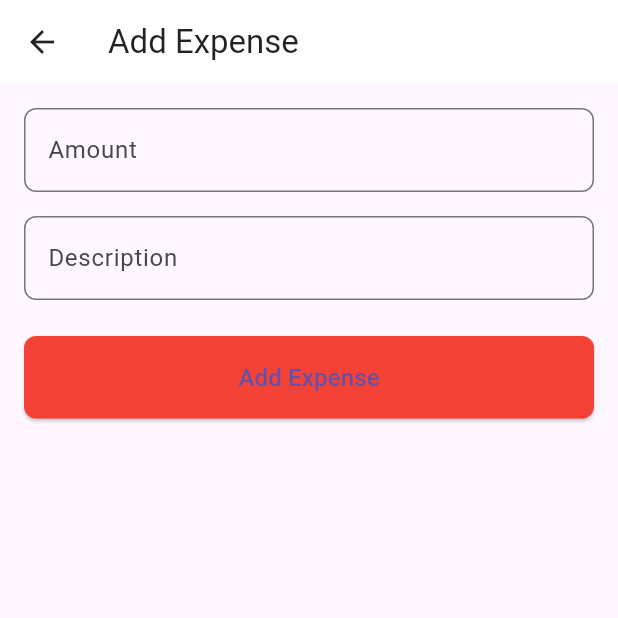
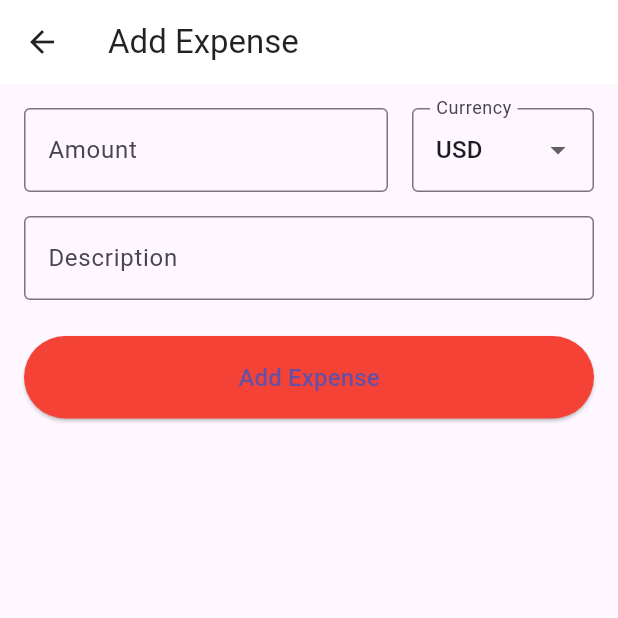
Before and after one commit to ugurcaneser/flowwie, a Flutter app: the screen it shows after launch, after a tap on "Add Expense", on a phone screen of 412 x 824 dp, the top half of it. Run offline on Flutter 3.47's test engine with Material 3 defaults, Android fonts, the light colour scheme and no system bars.

Commit message:
add some other currencies support

```diff
--- a/lib/models/transaction.dart
+++ b/lib/models/transaction.dart
@@ -1,9 +1,17 @@
+enum Currency {
+  USD,
+  EUR,
+  GBP,
+  TRY,
+}
+
 class Transaction {
   final String id;
   final double amount;
   final String description;
   final DateTime date;
   final bool isIncome;
+  final Currency currency;
 
   Transaction({
     required this.id,
@@ -11,5 +19,6 @@ class Transaction {
     required this.description,
     required this.date,
     required this.isIncome,
+    required this.currency,
   });
 }
--- a/lib/providers/transaction_provider.dart
+++ b/lib/providers/transaction_provider.dart
@@ -3,31 +3,103 @@ import '../models/transaction.dart';
 
 class TransactionProvider with ChangeNotifier {
   final List<Transaction> _transactions = [];
+  Currency _selectedCurrency = Currency.USD;
+
+  // Exchange rates (simplified - in real app, these should come from an API)
+  final Map<Currency, Map<Currency, double>> _exchangeRates = {
+    Currency.USD: {
+      Currency.EUR: 0.91,
+      Currency.GBP: 0.79,
+      Currency.TRY: 29.05,
+      Currency.USD: 1.0,
+    },
+    Currency.EUR: {
+      Currency.USD: 1.10,
+      Currency.GBP: 0.87,
+      Currency.TRY: 31.93,
+      Currency.EUR: 1.0,
+    },
+    Currency.GBP: {
+      Currency.USD: 1.27,
+      Currency.EUR: 1.15,
+      Currency.TRY: 36.70,
+      Currency.GBP: 1.0,
+    },
+    Currency.TRY: {
+      Currency.USD: 0.034,
+      Currency.EUR: 0.031,
+      Currency.GBP: 0.027,
+      Currency.TRY: 1.0,
+    },
+  };
 
   List<Transaction> get transactions => [..._transactions];
+  Currency get selectedCurrency => _selectedCurrency;
+
+  void setCurrency(Currency currency) {
+    _selectedCurrency = currency;
+    notifyListeners();
+  }
+
+  double _convertCurrency(double amount, Currency from, Currency to) {
+    return amount * (_exchangeRates[from]?[to] ?? 1.0);
+  }
 
   double get totalBalance {
     return _transactions.fold(0, (sum, transaction) {
-      return sum + (transaction.isIncome ? transaction.amount : -transaction.amount);
+      double convertedAmount = _convertCurrency(
+        transaction.amount,
+        transaction.currency,
+        _selectedCurrency,
+      );
+      return sum + (transaction.isIncome ? convertedAmount : -convertedAmount);
     });
+  }
+
+  Map<Currency, double> get totalBalanceByCurrency {
+    final Map<Currency, double> balances = {
+      for (var currency in Currency.values) currency: 0.0
+    };
+
+    for (var transaction in _transactions) {
+      final amount = transaction.isIncome ? transaction.amount : -transaction.amount;
+      balances[transaction.currency] = balances[transaction.currency]! + amount;
+    }
+
+    return balances;
   }
 
   double get totalIncome {
     return _transactions
         .where((transaction) => transaction.isIncome)
-        .fold(0, (sum, transaction) => sum + transaction.amount);
+        .fold(0, (sum, transaction) {
+      double convertedAmount = _convertCurrency(
+        transaction.amount,
+        transaction.currency,
+        _selectedCurrency,
+      );
+      return sum + convertedAmount;
+    });
   }
 
   double get totalExpenses {
     return _transactions
         .where((transaction) => !transaction.isIncome)
-        .fold(0, (sum, transaction) => sum + transaction.amount);
+        .fold(0, (sum, transaction) {
+      double convertedAmount = _convertCurrency(
+        transaction.amount,
+        transaction.currency,
+        _selectedCurrency,
+      );
+      return sum + convertedAmount;
+    });
   }
 
   void addTransaction(
     double amount,
     String description,
     bool isIncome,
+    Currency currency,
   ) {
     final transaction = Transaction(
       id: DateTime.now().toString(),
@@ -35,6 +107,7 @@ class TransactionProvider with ChangeNotifier {
       description: description,
       date: DateTime.now(),
       isIncome: isIncome,
+      currency: currency ?? _selectedCurrency,
     );
 
     _transactions.add(transaction);
--- a/lib/screens/add_transaction_screen.dart
+++ b/lib/screens/add_transaction_screen.dart
@@ -1,6 +1,7 @@
 import 'package:flutter/material.dart';
 import 'package:provider/provider.dart';
 import '../providers/transaction_provider.dart';
+import '../models/transaction.dart';
 
 class AddTransactionScreen extends StatefulWidget {
   final bool isIncome;
@@ -18,12 +19,26 @@ class _AddTransactionScreenState extends State<AddTransactionScreen> {
   final _formKey = GlobalKey<FormState>();
   final _amountController = TextEditingController();
   final _descriptionController = TextEditingController();
+  Currency _selectedCurrency = Currency.USD;
 
   @override
   void dispose() {
     _amountController.dispose();
     _descriptionController.dispose();
     super.dispose();
+  }
+
+  String getCurrencySymbol(Currency currency) {
+    switch (currency) {
+      case Currency.USD:
+        return '\$';
+      case Currency.EUR:
+        return '€';
+      case Currency.GBP:
+        return '£';
+      case Currency.TRY:
+        return '₺';
+    }
   }
 
   @override
@@ -45,38 +60,65 @@ class _AddTransactionScreenState extends State<AddTransactionScreen> {
           child: Column(
             crossAxisAlignment: CrossAxisAlignment.stretch,
             children: [
-              TextFormField(
+              Row(
+                children: [
+                  Expanded(
+                    flex: 2,
+                    child: TextFormField(
                       controller: _amountController,
                       keyboardType: TextInputType.number,
                       decoration: InputDecoration(
                         labelText: 'Amount',
-                  prefixText: '₺',
-                  border: OutlineInputBorder(
-                    borderRadius: BorderRadius.circular(8),
-                  ),
+                        prefixText: getCurrencySymbol(_selectedCurrency),
+                        border: const OutlineInputBorder(),
                       ),
                       validator: (value) {
                         if (value == null || value.isEmpty) {
-                    return 'Please enter an amount:';
+                          return 'Please enter an amount';
                         }
                         if (double.tryParse(value) == null) {
-                    return 'Please enter a valid number:';
+                          return 'Please enter a valid number';
                         }
                         return null;
                       },
                     ),
+                  ),
+                  const SizedBox(width: 16),
+                  Expanded(
+                    flex: 1,
+                    child: DropdownButtonFormField<Currency>(
+                      value: _selectedCurrency,
+                      decoration: const InputDecoration(
+                        labelText: 'Currency',
+                        border: OutlineInputBorder(),
+                      ),
+                      items: Currency.values.map((currency) {
+                        return DropdownMenuItem(
+                          value: currency,
+                          child: Text(currency.toString().split('.').last),
+                        );
+                      }).toList(),
+                      onChanged: (Currency? newValue) {
+                        if (newValue != null) {
+                          setState(() {
+                            _selectedCurrency = newValue;
+                          });
+                        }
+                      },
+                    ),
+                  ),
+                ],
+              ),
               const SizedBox(height: 16),
               TextFormField(
                 controller: _descriptionController,
-                decoration: InputDecoration(
+                decoration: const InputDecoration(
                   labelText: 'Description',
-                  border: OutlineInputBorder(
-                    borderRadius: BorderRadius.circular(8),
-                  ),
+                  border: OutlineInputBorder(),
                 ),
                 validator: (value) {
                   if (value == null || value.isEmpty) {
-                    return 'Please enter a description:';
+                    return 'Please enter a description';
                   }
                   return null;
                 },
@@ -86,21 +128,22 @@ class _AddTransactionScreenState extends State<AddTransactionScreen> {
                 onPressed: () {
                   if (_formKey.currentState!.validate()) {
                     final amount = double.parse(_amountController.text);
+                    final description = _descriptionController.text;
+
                     Provider.of<TransactionProvider>(context, listen: false)
                         .addTransaction(
                       amount,
-                      _descriptionController.text,
+                      description,
                       widget.isIncome,
+                      _selectedCurrency,
                     );
-                    Navigator.pop(context);
+
+                    Navigator.of(context).pop();
                   }
                 },
                 style: ElevatedButton.styleFrom(
+                  padding: const EdgeInsets.symmetric(vertical: 16),
                   backgroundColor: widget.isIncome ? Colors.green : Colors.red,
-                  padding: const EdgeInsets.symmetric(vertical: 16),
-                  shape: RoundedRectangleBorder(
-                    borderRadius: BorderRadius.circular(8),
-                  ),
                 ),
                 child: Text(
                   widget.isIncome ? 'Add Income' : 'Add Expense',
--- a/lib/screens/home_screen.dart
+++ b/lib/screens/home_screen.dart
@@ -2,9 +2,42 @@ import 'package:flutter/material.dart';
 import 'package:provider/provider.dart';
 import 'add_transaction_screen.dart';
 import '../providers/transaction_provider.dart';
+import '../models/transaction.dart';
 
 class HomeScreen extends StatelessWidget {
   const HomeScreen({super.key});
+
+  String getCurrencySymbol(Currency currency) {
+    switch (currency) {
+      case Currency.USD:
+        return '\$';
+      case Currency.EUR:
+        return '€';
+      case Currency.GBP:
+        return '£';
+      case Currency.TRY:
+        return '₺';
+    }
+  }
+
+  Widget _buildSummaryItem({
+    required String label,
+    required String amount,
+    required Color color,
+  }) {
+    return Column(
+      children: [
+        Text(
+          label,
+          style: const TextStyle(fontSize: 16, color: Colors.grey),
+        ),
+        Text(
+          amount,
+          style: TextStyle(fontSize: 24, fontWeight: FontWeight.bold, color: color),
+        ),
+      ],
+    );
+  }
 
   @override
   Widget build(BuildContext context) {
@@ -20,6 +53,27 @@ class HomeScreen extends StatelessWidget {
         ),
         backgroundColor: Colors.white,
         elevation: 0,
+        actions: [
+          Consumer<TransactionProvider>(
+            builder: (context, provider, _) {
+              return DropdownButton<Currency>(
+                value: provider.selectedCurrency,
+                items: Currency.values.map((currency) {
+                  return DropdownMenuItem(
+                    value: currency,
+                    child: Text(currency.toString().split('.').last),
+                  );
+                }).toList(),
+                onChanged: (Currency? newCurrency) {
+                  if (newCurrency != null) {
+                    provider.setCurrency(newCurrency);
+                  }
+                },
+              );
+            },
+          ),
+          const SizedBox(width: 16),
+        ],
       ),
       body: Consumer<TransactionProvider>(
         builder: (context, transactionProvider, child) {
@@ -46,30 +100,55 @@ class HomeScreen extends StatelessWidget {
                           ),
                         ),
                         const SizedBox(height: 8),
+                        Consumer<TransactionProvider>(
+                          builder: (context, provider, _) {
+                            return Row(
+                              children: [
                                 Text(
-                          '₺${transactionProvider.totalBalance.toStringAsFixed(2)}',
+                                  '${getCurrencySymbol(provider.selectedCurrency)}${provider.totalBalance.toStringAsFixed(2)}',
                                   style: const TextStyle(
                                     fontSize: 32,
                                     fontWeight: FontWeight.bold,
                                   ),
                                 ),
+                                const SizedBox(width: 8),
+                                DropdownButton<Currency>(
+                                  value: provider.selectedCurrency,
+                                  items: Currency.values.map((currency) {
+                                    return DropdownMenuItem(
+                                      value: currency,
+                                      child: Text(currency.toString().split('.').last),
+                                    );
+                                  }).toList(),
+                                  onChanged: (Currency? newCurrency) {
+                                    if (newCurrency != null) {
+                                      provider.setCurrency(newCurrency);
+                                    }
+                                  },
+                                ),
+                              ],
+                            );
+                          },
+                        ),
                         const SizedBox(height: 16),
-                        Row(
+                        Consumer<TransactionProvider>(
+                          builder: (context, provider, _) {
+                            return Row(
                               mainAxisAlignment: MainAxisAlignment.spaceBetween,
                               children: [
                                 _buildSummaryItem(
                                   label: 'Income',
-                              amount:
-                                  '₺${transactionProvider.totalIncome.toStringAsFixed(2)}',
+                                  amount: '${getCurrencySymbol(provider.selectedCurrency)}${provider.totalIncome.toStringAsFixed(2)}',
                                   color: Colors.green,
                                 ),
                                 _buildSummaryItem(
                                   label: 'Expenses',
-                              amount:
-                                  '₺${transactionProvider.totalExpenses.toStringAsFixed(2)}',
+                                  amount: '${getCurrencySymbol(provider.selectedCurrency)}${provider.totalExpenses.toStringAsFixed(2)}',
                                   color: Colors.red,
                                 ),
                               ],
+                            );
+                          },
                         ),
                       ],
                     ),
@@ -118,6 +197,7 @@ class HomeScreen extends StatelessWidget {
                                     transaction.amount,
                                     transaction.description,
                                     transaction.isIncome,
+                                    transaction.currency,
                                   );
                                 },
                               ),
@@ -129,8 +209,8 @@ class HomeScreen extends StatelessWidget {
                           child: ListTile(
                             leading: CircleAvatar(
                               backgroundColor: transaction.isIncome
-                                  ? Colors.green.withOpacity(0.1)
-                                  : Colors.red.withOpacity(0.1),
+                                  ? Colors.green.withAlpha(26)
+                                  : Colors.red.withAlpha(26),
                               child: Icon(
                                 transaction.isIncome ? Icons.add : Icons.remove,
                                 color: transaction.isIncome
@@ -143,7 +223,7 @@ class HomeScreen extends StatelessWidget {
                               transaction.date.toString().split(' ')[0],
                             ),
                             trailing: Text(
-                              '₺${transaction.amount.toStringAsFixed(2)}',
+                              '${getCurrencySymbol(transaction.currency)}${transaction.amount.toStringAsFixed(2)}',
                               style: TextStyle(
                                 color: transaction.isIncome
                                     ? Colors.green
@@ -203,32 +283,4 @@ class HomeScreen extends StatelessWidget {
       ),
     );
   }
-
-  Widget _buildSummaryItem({
-    required String label,
-    required String amount,
-    required Color color,
-  }) {
-    return Column(
-      crossAxisAlignment: CrossAxisAlignment.start,
-      children: [
-        Text(
-          label,
-          style: const TextStyle(
-            fontSize: 14,
-            color: Colors.grey,
-          ),
-        ),
-        const SizedBox(height: 4),
-        Text(
-          amount,
-          style: TextStyle(
-            fontSize: 18,
-            fontWeight: FontWeight.w600,
-            color: color,
-          ),
-        ),
-      ],
-    );
 }
-}
```
Also changed, not shown: 1 other file. Lines whose indentation alone changed are shown as unchanged.
